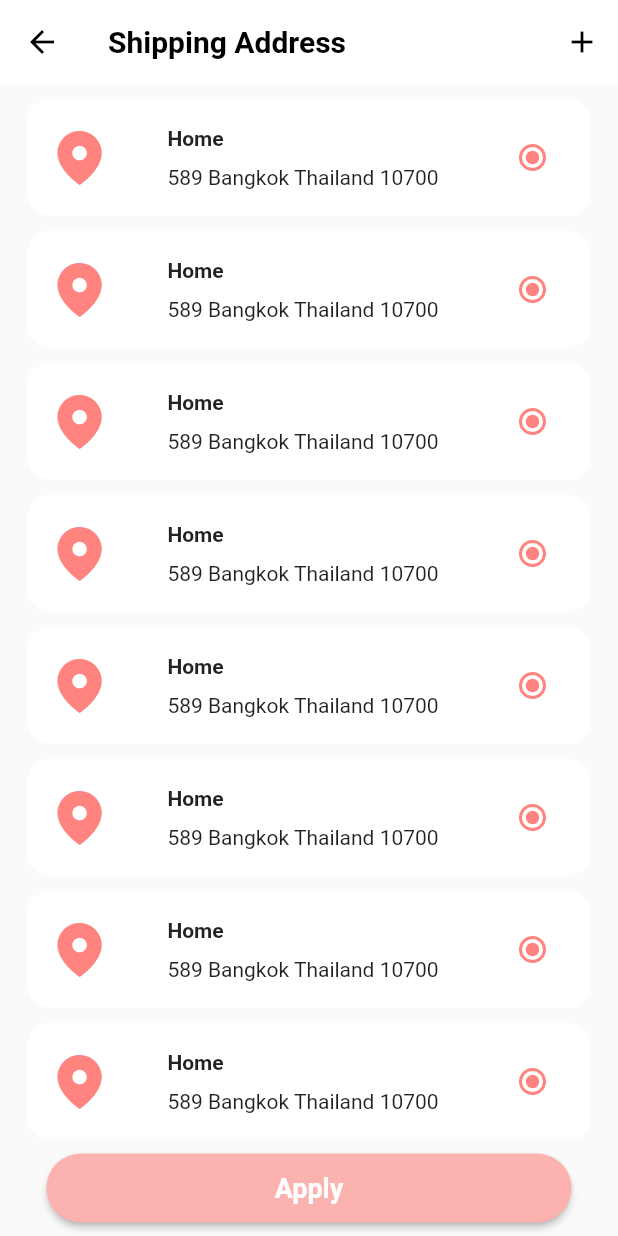
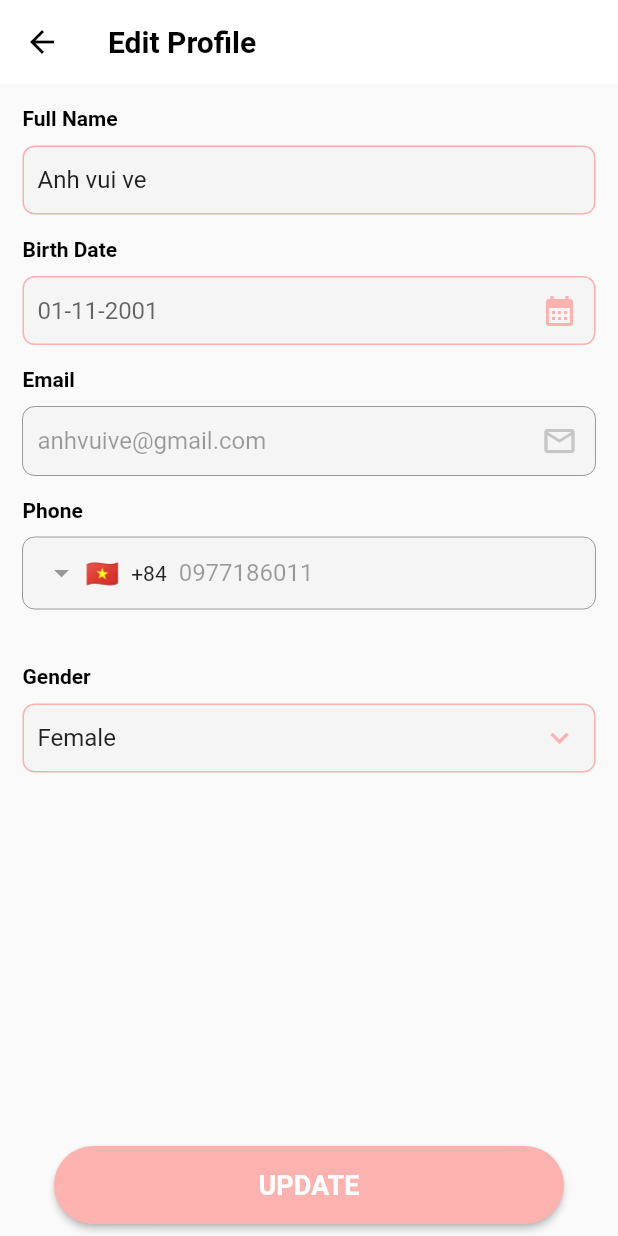
Before and after one commit to anhlh01/TrendyStyle, a Flutter app: the screen it shows after launch, on a phone screen of 412 x 824 dp. Run offline on Flutter 3.47's test engine with Material 2 defaults, Android fonts, the phone set to English and light mode, and no system bars; drawn by our look-alikes of intl_phone_field; our stand-ins replace dotted_line, flutter_svg; Roboto replaces fonts that are missing (Poppins).

Commit message:
[AnhLH] edit profile, profile

```diff
--- a/lib/icons/my_flutter_app_icons.dart
+++ b/lib/icons/my_flutter_app_icons.dart
@@ -21,22 +21,42 @@ class MyFlutterApp {
   static const _kFontFam = 'MyFlutterApp';
   static const String? _kFontPkg = null;
 
-  static const IconData bag = IconData(0xe803, fontFamily: _kFontFam, fontPackage: _kFontPkg);
-  static const IconData search = IconData(0xe804, fontFamily: _kFontFam, fontPackage: _kFontPkg);
-  static const IconData profile = IconData(0xe805, fontFamily: _kFontFam, fontPackage: _kFontPkg);
-  static const IconData home = IconData(0xe807, fontFamily: _kFontFam, fontPackage: _kFontPkg);
-  static const IconData camera = IconData(0xe808, fontFamily: _kFontFam, fontPackage: _kFontPkg);
-  static const IconData setting = IconData(0xe80a, fontFamily: _kFontFam, fontPackage: _kFontPkg);
-  static const IconData delete = IconData(0xe80b, fontFamily: _kFontFam, fontPackage: _kFontPkg);
-  static const IconData filter = IconData(0xe80c, fontFamily: _kFontFam, fontPackage: _kFontPkg);
-  static const IconData notification = IconData(0xe80d, fontFamily: _kFontFam, fontPackage: _kFontPkg);
-  static const IconData cart = IconData(0xe80e, fontFamily: _kFontFam, fontPackage: _kFontPkg);
-  static const IconData more = IconData(0xe80f, fontFamily: _kFontFam, fontPackage: _kFontPkg);
-  static const IconData star_1 = IconData(0xe810, fontFamily: _kFontFam, fontPackage: _kFontPkg);
-  static const IconData star = IconData(0xe811, fontFamily: _kFontFam, fontPackage: _kFontPkg);
-  static const IconData checkout = IconData(0xe812, fontFamily: _kFontFam, fontPackage: _kFontPkg);
-  static const IconData map_pin = IconData(0xe813, fontFamily: _kFontFam, fontPackage: _kFontPkg);
-  static const IconData map_marker_alt = IconData(0xf3c5, fontFamily: _kFontFam, fontPackage: _kFontPkg);
-  static const IconData edit = IconData(0xe814, fontFamily: _kFontFam, fontPackage: _kFontPkg);
-  static const IconData shipping_car = IconData(0xe815, fontFamily: _kFontFam, fontPackage: _kFontPkg);
+  static const IconData bag =
+      IconData(0xe803, fontFamily: _kFontFam, fontPackage: _kFontPkg);
+  static const IconData search =
+      IconData(0xe804, fontFamily: _kFontFam, fontPackage: _kFontPkg);
+  static const IconData profile =
+      IconData(0xe805, fontFamily: _kFontFam, fontPackage: _kFontPkg);
+  static const IconData home =
+      IconData(0xe807, fontFamily: _kFontFam, fontPackage: _kFontPkg);
+  static const IconData camera =
+      IconData(0xe808, fontFamily: _kFontFam, fontPackage: _kFontPkg);
+  static const IconData setting =
+      IconData(0xe80a, fontFamily: _kFontFam, fontPackage: _kFontPkg);
+  static const IconData delete =
+      IconData(0xe80b, fontFamily: _kFontFam, fontPackage: _kFontPkg);
+  static const IconData filter =
+      IconData(0xe80c, fontFamily: _kFontFam, fontPackage: _kFontPkg);
+  static const IconData notification =
+      IconData(0xe80d, fontFamily: _kFontFam, fontPackage: _kFontPkg);
+  static const IconData cart =
+      IconData(0xe80e, fontFamily: _kFontFam, fontPackage: _kFontPkg);
+  static const IconData more =
+      IconData(0xe80f, fontFamily: _kFontFam, fontPackage: _kFontPkg);
+  static const IconData star_1 =
+      IconData(0xe810, fontFamily: _kFontFam, fontPackage: _kFontPkg);
+  static const IconData star =
+      IconData(0xe811, fontFamily: _kFontFam, fontPackage: _kFontPkg);
+  static const IconData checkout =
+      IconData(0xe812, fontFamily: _kFontFam, fontPackage: _kFontPkg);
+  static const IconData map_pin =
+      IconData(0xe813, fontFamily: _kFontFam, fontPackage: _kFontPkg);
+  static const IconData map_marker_alt =
+      IconData(0xf3c5, fontFamily: _kFontFam, fontPackage: _kFontPkg);
+  static const IconData edit =
+      IconData(0xe814, fontFamily: _kFontFam, fontPackage: _kFontPkg);
+  static const IconData shipping_car =
+      IconData(0xe815, fontFamily: _kFontFam, fontPackage: _kFontPkg);
+  static const IconData position =
+      IconData(0xe800, fontFamily: _kFontFam, fontPackage: _kFontPkg);
 }
--- a/lib/main.dart
+++ b/lib/main.dart
@@ -3,7 +3,10 @@ import 'package:trendy_style/screens/cart/cart.dart';
 import 'package:trendy_style/screens/checkout/checkout.dart';
 import 'package:trendy_style/screens/home/home_page.dart';
 import 'package:trendy_style/screens/home/main_home_page.dart';
+import 'package:trendy_style/screens/order/order.dart';
 import 'package:trendy_style/screens/product/product_detail.dart';
+import 'package:trendy_style/screens/profile/edit_profile.dart';
+import 'package:trendy_style/screens/profile/profile.dart';
 import 'package:trendy_style/screens/shipping/shipping_address.dart';
 
 void main() {
@@ -31,7 +34,7 @@ class MyApp extends StatelessWidget {
         // is not restarted.
         primarySwatch: Colors.blue,
       ),
-      home: ShippingAddress(),
+      home: EditProfile(),
     );
   }
 }
--- a/lib/screens/home/home_page.dart
+++ b/lib/screens/home/home_page.dart
@@ -1,6 +1,7 @@
 import 'package:flutter/material.dart';
 import 'package:trendy_style/screens/cart/cart.dart';
 import 'package:trendy_style/screens/home/main_home_page.dart';
+import 'package:trendy_style/screens/profile/profile.dart';
 import 'package:trendy_style/utilities/colors.dart';
 
 import '../../icons/my_flutter_app_icons.dart';
@@ -15,25 +16,25 @@ class HomePage extends StatefulWidget {
 class _HomePageState extends State<HomePage> {
   List pages = [
     const MainHomePage(),
+    const Cart(),
     const MainHomePage(),
     const MainHomePage(),
-    const MainHomePage(),
-    const MainHomePage(),
+    const Profile(),
   ];
   int currentIndex = 0;
 
-  void onTap(int index){
+  void onTap(int index) {
     setState(() {
       currentIndex = index;
     });
   }
+
   @override
   Widget build(BuildContext context) {
     return Scaffold(
-      body: pages[currentIndex],
-      bottomNavigationBar: bottomNavigationBar
-    );
+        body: pages[currentIndex], bottomNavigationBar: bottomNavigationBar);
   }
+
   Widget get bottomNavigationBar {
     return Container(
         decoration: BoxDecoration(
@@ -42,10 +43,7 @@ class _HomePageState extends State<HomePage> {
           // boxShadow: [
           //   BoxShadow(color: Colors.black12, spreadRadius: 0, blurRadius: 10),
           // ],
-          border: Border.all(
-            width: .2,
-            color: AppColors.primaryText
-          ),
+          border: Border.all(width: .2, color: AppColors.primaryText),
         ),
         child: ClipRRect(
           borderRadius: const BorderRadius.only(
@@ -65,13 +63,17 @@ class _HomePageState extends State<HomePage> {
               unselectedFontSize: 10,
               elevation: 0,
               items: const [
-                BottomNavigationBarItem(icon: Icon(MyFlutterApp.home), label: "HOME"),
-                BottomNavigationBarItem(icon: Icon(MyFlutterApp.cart), label: "CART"),
-                BottomNavigationBarItem(icon: Icon(MyFlutterApp.camera, size: 35), label: "TRY ON"),
-                BottomNavigationBarItem(icon: Icon(MyFlutterApp.bag), label: "CLOSET"),
-                BottomNavigationBarItem(icon: Icon(MyFlutterApp.profile), label: "PROFILE"),
-              ]
-          ),
+                BottomNavigationBarItem(
+                    icon: Icon(MyFlutterApp.home), label: "HOME"),
+                BottomNavigationBarItem(
+                    icon: Icon(MyFlutterApp.cart), label: "CART"),
+                BottomNavigationBarItem(
+                    icon: Icon(MyFlutterApp.camera, size: 35), label: "TRY ON"),
+                BottomNavigationBarItem(
+                    icon: Icon(MyFlutterApp.bag), label: "CLOSET"),
+                BottomNavigationBarItem(
+                    icon: Icon(MyFlutterApp.profile), label: "PROFILE"),
+              ]),
         ));
   }
 }
--- /dev/null
+++ b/lib/screens/profile/edit_profile.dart
@@ -0,0 +1,259 @@
+import 'package:flutter/material.dart';
+import 'package:flutter/src/widgets/framework.dart';
+import 'package:flutter/src/widgets/placeholder.dart';
+import 'package:intl/intl.dart';
+import 'package:trendy_style/icons/my_flutter_app_icons.dart';
+import 'package:trendy_style/utilities/colors.dart';
+import 'package:trendy_style/utilities/fonts.dart';
+import 'package:trendy_style/widgets/edit_profile_item.dart';
+import 'package:intl_phone_field/intl_phone_field.dart';
+
+class EditProfile extends StatefulWidget {
+  const EditProfile({super.key});
+
+  @override
+  State<EditProfile> createState() => _EditProfileState();
+}
+
+class _EditProfileState extends State<EditProfile> {
+  DateTime _date = DateTime(2001, 11, 01);
+  final DateFormat formatter = DateFormat('dd-MM-yyyy');
+  TextEditingController _updateDate = new TextEditingController();
+  void _selectDate() async {
+    final DateTime? newDate = await showDatePicker(
+      context: context,
+      initialDate: _date,
+      firstDate: DateTime(1900, 1),
+      lastDate: DateTime(2022, 7),
+      helpText: 'Select a date',
+    );
+    if (newDate != null) {
+      print(newDate);
+      setState(() {
+        _date = newDate;
+      });
+    }
+    _updateDate.value = TextEditingValue(text: formatter.format(_date));
+  }
+
+  @override
+  Widget build(BuildContext context) {
+    return Theme(
+      data: ThemeData().copyWith(
+        dividerColor: Colors.transparent,
+      ),
+      child: Scaffold(
+        appBar: AppBar(
+          leading: BackButton(
+            color: Colors.black,
+            onPressed: () {},
+          ),
+          backgroundColor: Colors.white,
+          elevation: 0,
+          titleTextStyle: AppFonts.medium(20),
+          title: const Text(
+            'Edit Profile',
+          ),
+        ),
+        body: Padding(
+          padding: EdgeInsets.all(15),
+          child: Column(
+              mainAxisAlignment: MainAxisAlignment.start,
+              crossAxisAlignment: CrossAxisAlignment.start,
+              children: [
+                Text(
+                  "Full Name",
+                  style: AppFonts.medium(14),
+                ),
+                SizedBox(
+                  height: 10,
+                ),
+                EditProfileItem(text: "Anh vui ve"),
+                SizedBox(
+                  height: 15,
+                ),
+                Text(
+                  "Birth Date",
+                  style: AppFonts.medium(14),
+                ),
+                SizedBox(
+                  height: 10,
+                ),
+                SizedBox(
+                  height: 46,
+                  child: TextFormField(
+                    //initialValue: formatter.format(_date),
+                    decoration: InputDecoration(
+                      suffixIconColor: AppColors.mainColor,
+                      focusedBorder: OutlineInputBorder(
+                        borderRadius:
+                            const BorderRadius.all(Radius.circular(8.0)),
+                        borderSide: BorderSide(
+                          color: AppColors.mainColor,
+                        ),
+                      ),
+                      enabledBorder: OutlineInputBorder(
+                        borderRadius:
+                            const BorderRadius.all(Radius.circular(8.0)),
+                        borderSide: BorderSide(
+                          color: AppColors.mainColor,
+                        ),
+                      ),
+                      contentPadding: EdgeInsets.only(left: 10),
+                      filled: true,
+                      fillColor: AppColors.grayColor,
+                      labelStyle: AppFonts.medium(16),
+                      hintText: formatter.format(_date),
+                      floatingLabelBehavior: FloatingLabelBehavior.always,
+                      border: OutlineInputBorder(
+                          borderRadius:
+                              const BorderRadius.all(Radius.circular(8.0)),
+                          borderSide:
+                              BorderSide(color: Colors.blue, width: 20)),
+                      suffixIcon: Icon(Icons.calendar_month),
+                    ),
+                    readOnly: true,
+                    onTap: () => _selectDate(),
+                    onChanged: (value) => print(value),
+                  ),
+                ),
+                SizedBox(
+                  height: 15,
+                ),
+                Text(
+                  "Email",
+                  style: AppFonts.medium(14),
+                ),
+                SizedBox(
+                  height: 10,
+                ),
+                EditProfileItem(
+                  text: "anhvuive@gmail.com",
+                  icon: Icons.email_outlined,
+                ),
+                SizedBox(
+                  height: 15,
+                ),
+                Text(
+                  "Phone",
+                  style: AppFonts.medium(14),
+                ),
+                SizedBox(
+                  height: 10,
+                ),
+                IntlPhoneField(
+                  flagsButtonPadding: EdgeInsets.only(left: 10),
+                  enabled: false,
+                  readOnly: true,
+                  decoration: InputDecoration(
+                    fillColor: AppColors.grayColor,
+                    filled: true,
+                    border: OutlineInputBorder(
+                      borderRadius:
+                          const BorderRadius.all(Radius.circular(8.0)),
+                      borderSide: BorderSide(
+                        color: AppColors.mainColor,
+                      ),
+                    ),
+                    suffixIconColor: AppColors.mainColor,
+                    focusedBorder: OutlineInputBorder(
+                      borderRadius:
+                          const BorderRadius.all(Radius.circular(8.0)),
+                      borderSide: BorderSide(
+                        color: AppColors.mainColor,
+                      ),
+                    ),
+                    enabledBorder: OutlineInputBorder(
+                      borderRadius:
+                          const BorderRadius.all(Radius.circular(8.0)),
+                      borderSide: BorderSide(
+                        color: AppColors.blueColor,
+                      ),
+                    ),
+                    hintText: "0977186011",
+                    contentPadding: EdgeInsets.only(left: 10),
+                  ),
+                  initialCountryCode: 'VN',
+                ),
+                SizedBox(
+                  height: 15,
+                ),
+                Text(
+                  "Gender",
+                  style: AppFonts.medium(14),
+                ),
+                SizedBox(
+                  height: 10,
+                ),
+                SizedBox(
+                  height: 46,
+                  child: DropdownButtonFormField(
+                    icon: Icon(Icons.expand_more),
+                    iconEnabledColor: AppColors.mainColor,
+                    decoration: InputDecoration(
+                      contentPadding: EdgeInsets.only(left: 10, right: 10),
+                      focusedBorder: OutlineInputBorder(
+                        borderRadius:
+                            const BorderRadius.all(Radius.circular(8.0)),
+                        borderSide: BorderSide(
+                          color: AppColors.mainColor,
+                        ),
+                      ),
+                      enabledBorder: OutlineInputBorder(
+                        borderRadius:
+                            const BorderRadius.all(Radius.circular(8.0)),
+                        borderSide: BorderSide(
+                          color: AppColors.mainColor,
+                        ),
+                      ),
+                      filled: true,
+                      fillColor: AppColors.grayColor,
+                    ),
+                    dropdownColor: Colors.white,
+                    value: "Female",
+                    items: <String>['Male', 'Female']
+                        .map<DropdownMenuItem<String>>((String value) {
+                      return DropdownMenuItem<String>(
+                        value: value,
+                        child: Text(
+                          value,
+                        ),
+                      );
+                    }).toList(),
+                    onChanged: (String? value) {},
+                  ),
+                ),
+              ]),
+        ),
+        persistentFooterButtons: [
+          Center(
+            child: ElevatedButton(
+              onPressed: () {
+                // Respond to button press
+              },
+              style: ElevatedButton.styleFrom(
+                shape: RoundedRectangleBorder(
+                    borderRadius: BorderRadius.circular(30.0),
+                    side: BorderSide.none),
+                minimumSize: Size(340, 52),
+                maximumSize: Size(340, 52),
+                backgroundColor: AppColors.mainColor,
+                textStyle: TextStyle(fontWeight: FontWeight.bold),
+              ),
+              child: Row(
+                mainAxisAlignment: MainAxisAlignment.spaceAround,
+                crossAxisAlignment: CrossAxisAlignment.center,
+                children: [
+                  Text(
+                    'UPDATE',
+                    style: TextStyle(fontSize: 18),
+                  ),
+                ],
+              ),
+            ),
+          ),
+        ],
+      ),
+    );
+  }
+}
--- /dev/null
+++ b/lib/widgets/edit_profile_item.dart
@@ -0,0 +1,87 @@
+import 'package:flutter/material.dart';
+import 'package:flutter/src/widgets/framework.dart';
+import 'package:flutter/src/widgets/placeholder.dart';
+import 'package:trendy_style/utilities/colors.dart';
+import 'package:trendy_style/utilities/fonts.dart';
+
+class EditProfileItem extends StatelessWidget {
+  EditProfileItem({super.key, required this.text, this.icon});
+  //String lable;
+  String text;
+  IconData? icon;
+
+  @override
+  Widget build(BuildContext context) {
+    return icon == null
+        ? SizedBox(
+            height: 46,
+            child: TextFormField(
+              initialValue: text,
+              decoration: InputDecoration(
+                suffixIconColor: AppColors.mainColor,
+                focusedBorder: OutlineInputBorder(
+                  borderRadius: const BorderRadius.all(Radius.circular(8.0)),
+                  borderSide: BorderSide(
+                    color: AppColors.blueColor,
+                  ),
+                ),
+                enabledBorder: OutlineInputBorder(
+                  borderRadius: const BorderRadius.all(Radius.circular(8.0)),
+                  borderSide: BorderSide(
+                    color: AppColors.mainColor,
+                  ),
+                ),
+                contentPadding: EdgeInsets.only(left: 10),
+                filled: true,
+                fillColor: AppColors.grayColor,
+                focusColor: AppColors.grayColor,
+                hoverColor: AppColors.grayColor,
+                //labelText: lable,
+                labelStyle: AppFonts.medium(16),
+                //errorText: 'Error message',
+                border: OutlineInputBorder(
+                  borderRadius: const BorderRadius.all(Radius.circular(8.0)),
+                ),
+              ),
+            ),
+          )
+        : SizedBox(
+            height: 46,
+            child: TextFormField(
+              enabled: false,
+              initialValue: text,
+              decoration: InputDecoration(
+                iconColor: AppColors.grayColor,
+                suffixIconColor: AppColors.blueColor,
+                focusedBorder: OutlineInputBorder(
+                  borderRadius: const BorderRadius.all(Radius.circular(8.0)),
+                  borderSide: BorderSide(
+                    color: AppColors.blueColor,
+                  ),
+                ),
+                enabledBorder: OutlineInputBorder(
+                  borderRadius: const BorderRadius.all(Radius.circular(8.0)),
+                  borderSide: BorderSide(
+                    color: AppColors.blueColor,
+                  ),
+                ),
+                contentPadding: EdgeInsets.only(left: 10),
+                filled: true,
+                fillColor: AppColors.grayColor,
+                focusColor: AppColors.grayColor,
+                hoverColor: AppColors.grayColor,
+                //labelText: lable,
+                labelStyle: AppFonts.medium(16),
+                //errorText: 'Error message',
+                border: OutlineInputBorder(
+                  borderRadius: const BorderRadius.all(Radius.circular(8.0)),
+                ),
+                suffixIcon: Icon(
+                  icon,
+                  color: Color.fromARGB(255, 198, 198, 198),
+                ),
+              ),
+            ),
+          );
+  }
+}
--- a/pubspec.yaml
+++ b/pubspec.yaml
@@ -37,6 +37,8 @@ dependencies:
   cupertino_icons: ^1.0.2
   flutter_svg: ^1.1.6
   dotted_line: ^3.1.0
+  intl: ^0.17.0
+  intl_phone_field: ^3.1.0
 
 dev_dependencies:
   flutter_test:
```
Also changed, not shown: lib/screens/order/order.dart (added, +39 -0 lines), lib/screens/profile/profile.dart (added, +135 -0 lines), lib/widgets/profile_item.dart (added, +42 -0 lines), assets/fonts/MyFlutterApp.ttf, assets/images/position.svg (added), pubspec.lock.
